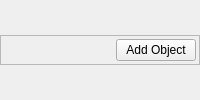
Qt form Code/Tools/SceneAPI/SceneUI/RowWidgets/ManifestVectorWidget.ui (o3de/o3de) before a commit.
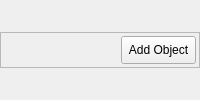
The same form after that commit.

Commit message:
Scene settings button padding (#11321)
* Padded button in scene settings tool

* Removed geometry info that got accidentally added

Diff of the .ui file:
```diff
--- a/Code/Tools/SceneAPI/SceneUI/RowWidgets/ManifestVectorWidget.ui
+++ b/Code/Tools/SceneAPI/SceneUI/RowWidgets/ManifestVectorWidget.ui
@@ -75,6 +75,9 @@
         </item>
         <item>
          <widget class="QPushButton" name="m_addObjectButton">
+          <property name="styleSheet">
+           <string notr="true">padding: 6px;</string>
+          </property>
           <property name="text">
            <string>Add Object</string>
           </property>
```
Left out of the diff: 2 changed lines with no effect on the pictures.
